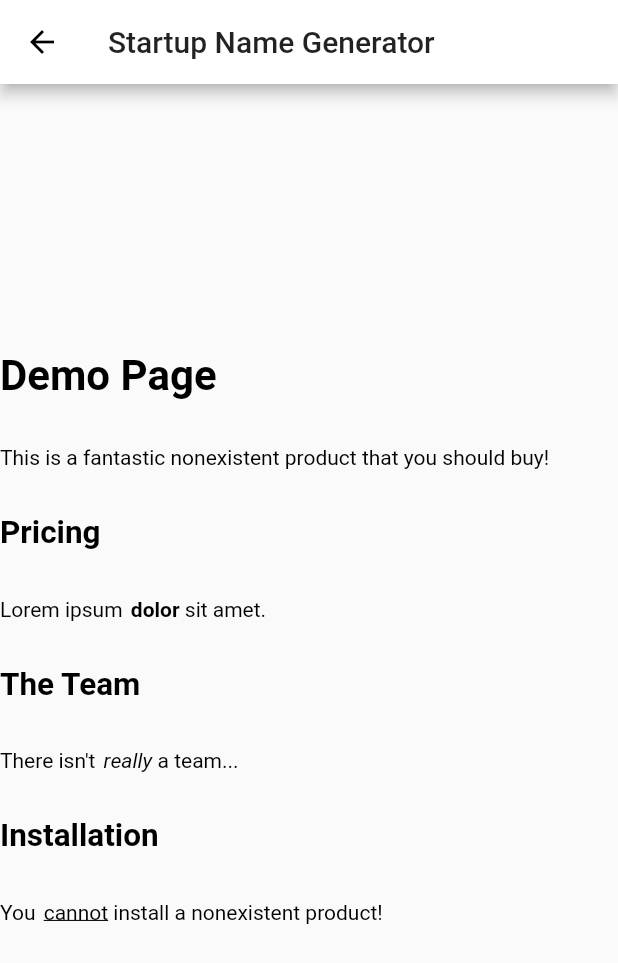
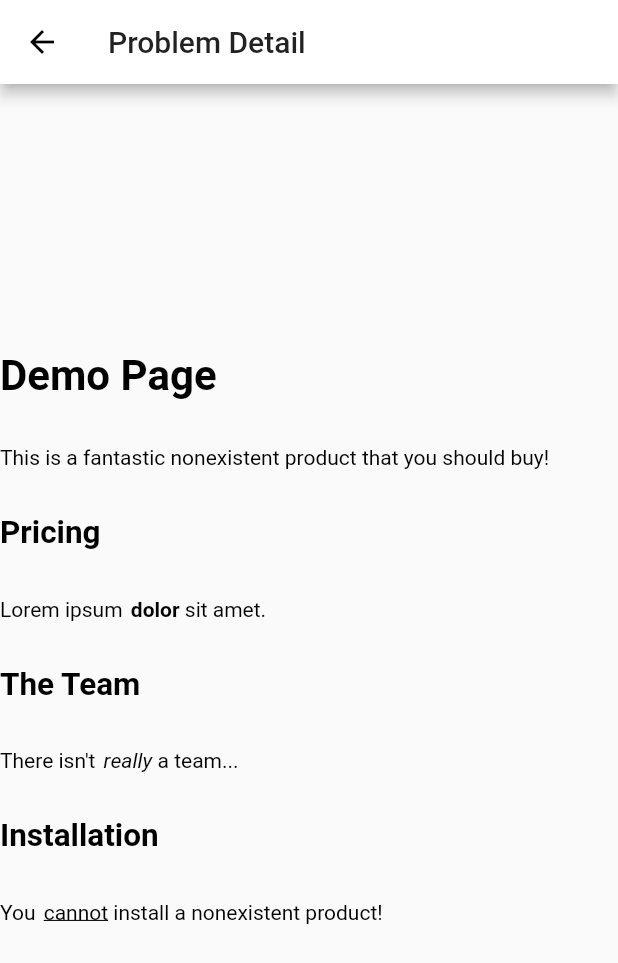
Before and after one commit to h-bar/leetcoder, a Flutter app: the ProblemPage screen opened directly with empty values, on a phone screen of 412 x 824 dp. Shown: the top 963 px of the screen. Run offline on Flutter 3.47's test engine with Material 2 defaults, Android fonts, the phone set to English and light mode, and no system bars.

Commit message:
Change title of the problem detail screen

```diff
--- a/lib/main.dart
+++ b/lib/main.dart
@@ -106,7 +106,7 @@ class ProblemPageState extends State<ProblemPage> {
   Widget build(BuildContext context) {
     return Scaffold(
       appBar: AppBar(
-        title: Text('Startup Name Generator'),
+        title: Text('Problem Detail'), //TODO: change to problem title
       ),
       body: Container(
         child: Center(
```
